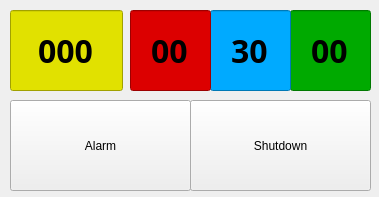
First picture: the form in mainwindow.ui, repository thanhtong89/sandkeeper_win, before the edit.
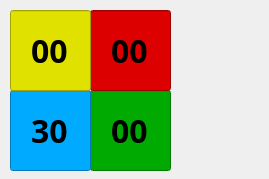
Second picture: the form after the edit. Icons and pictures are not drawn. Custom widgets are drawn as their Qt base class.

Commit message: Added resources and credits in readme. Can switch between hibernate and shutdown action now. Action buttons now use graphics only.

```diff
--- a/mainwindow.ui
+++ b/mainwindow.ui
@@ -6,8 +6,8 @@
    <rect>
     <x>0</x>
     <y>0</y>
-    <width>379</width>
-    <height>197</height>
+    <width>269</width>
+    <height>179</height>
    </rect>
   </property>
   <property name="windowTitle">
@@ -17,46 +17,66 @@
    <widget class="QPushButton" name="pushButtonAlarm">
     <property name="geometry">
      <rect>
-      <x>10</x>
-      <y>100</y>
-      <width>181</width>
-      <height>91</height>
+      <x>180</x>
+      <y>10</y>
+      <width>81</width>
+      <height>81</height>
      </rect>
     </property>
     <property name="text">
-     <string>Alarm</string>
+     <string/>
+    </property>
+    <property name="icon">
+     <iconset resource="mainwindow.qrc">
+      <normaloff>:/images/alarm.png</normaloff>:/images/alarm.png</iconset>
+    </property>
+    <property name="iconSize">
+     <size>
+      <width>80</width>
+      <height>80</height>
+     </size>
     </property>
     <property name="checkable">
      <bool>true</bool>
     </property>
     <property name="flat">
-     <bool>false</bool>
+     <bool>true</bool>
     </property>
    </widget>
    <widget class="RightClickPushButton" name="pushButtonPower">
     <property name="geometry">
      <rect>
-      <x>190</x>
-      <y>100</y>
-      <width>181</width>
-      <height>91</height>
+      <x>180</x>
+      <y>90</y>
+      <width>81</width>
+      <height>81</height>
      </rect>
     </property>
     <property name="text">
-     <string>Shutdown</string>
+     <string/>
+    </property>
+    <property name="icon">
+     <iconset resource="mainwindow.qrc">
+      <normaloff>:/images/shutdown.png</normaloff>:/images/shutdown.png</iconset>
+    </property>
+    <property name="iconSize">
+     <size>
+      <width>81</width>
+      <height>81</height>
+     </size>
     </property>
     <property name="checkable">
      <bool>true</bool>
     </property>
     <property name="flat">
-     <bool>false</bool>
+     <bool>true</bool>
     </property>
    </widget>
    <widget class="TimeEdit" name="timeEditSecond">
     <property name="geometry">
      <rect>
-      <x>290</x>
-      <y>10</y>
+      <x>90</x>
+      <y>90</y>
       <width>81</width>
       <height>81</height>
      </rect>
@@ -88,8 +108,8 @@
    <widget class="TimeEdit" name="timeEditMinute">
     <property name="geometry">
      <rect>
-      <x>210</x>
-      <y>10</y>
+      <x>10</x>
+      <y>90</y>
       <width>81</width>
       <height>81</height>
      </rect>
@@ -121,7 +141,7 @@
    <widget class="TimeEdit" name="timeEditHour">
     <property name="geometry">
      <rect>
-      <x>130</x>
+      <x>90</x>
       <y>10</y>
       <width>81</width>
       <height>81</height>
@@ -156,7 +176,7 @@
      <rect>
       <x>10</x>
       <y>10</y>
-      <width>113</width>
+      <width>81</width>
       <height>81</height>
      </rect>
     </property>
@@ -172,10 +192,10 @@
      <string notr="true">background-color: rgb(225, 225, 0);</string>
     </property>
     <property name="inputMask">
-     <string>000</string>
+     <string>00</string>
     </property>
     <property name="text">
-     <string>000</string>
+     <string>00</string>
     </property>
     <property name="maxLength">
      <number>3</number>
```
Left out of the diff: 8 changed lines with no effect on the pictures. The commit also changes 11 other files.
